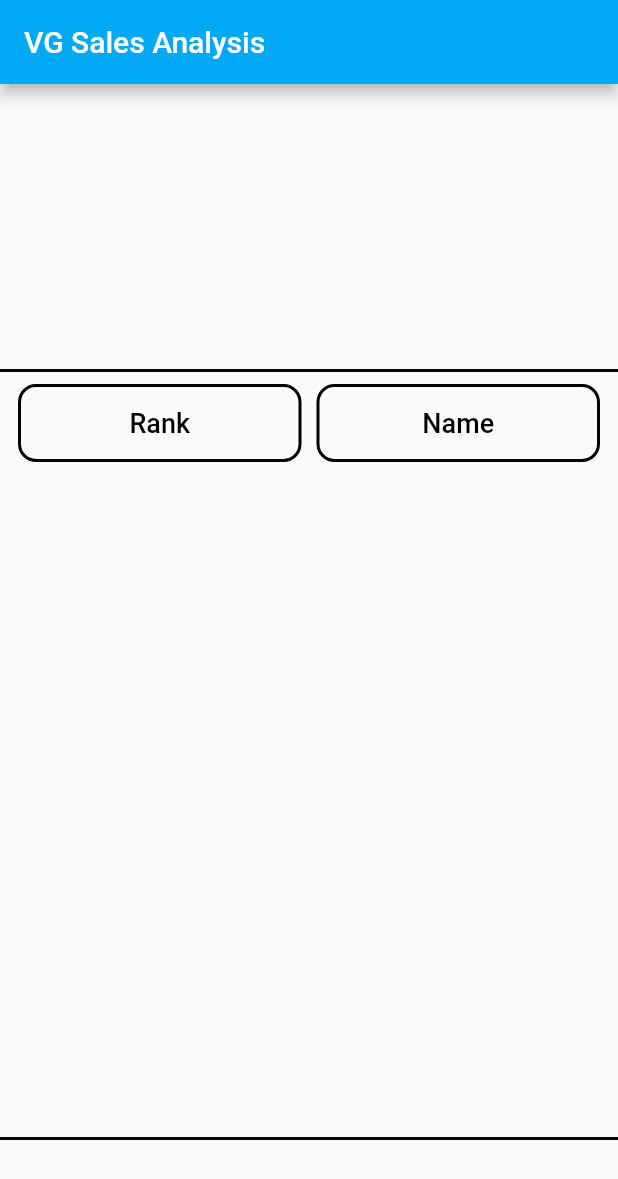
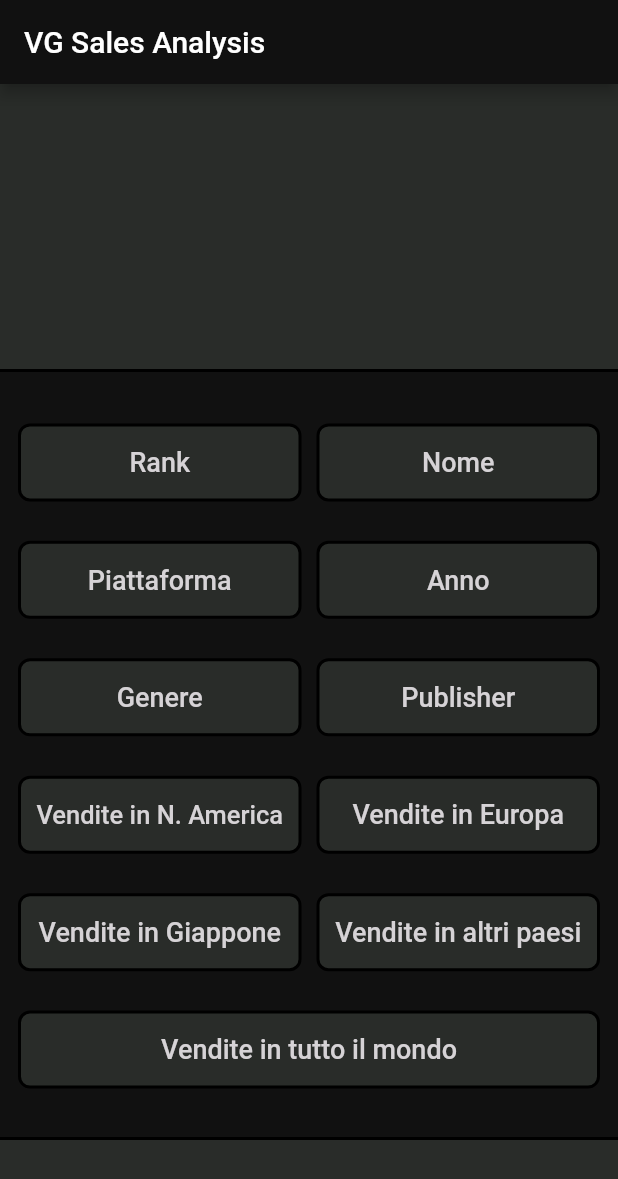
Before and after one commit to frekkanzer2/VGSalesDataAnalyzer, a Flutter app: the screen it shows after launch, on a phone screen of 412 x 824 dp. Shown: the top 1179 px of the screen. Run offline on Flutter 3.47's test engine with Material 2 defaults, Android fonts, the phone set to English and light mode, and no system bars; drawn by our look-alikes of auto_size_text.

Commit message:
Utils + first subsection ended
Added some utiles like theme colors (to use as static variables);
AttributeButtonSelection util improved by adding colors and changing radius from 12 to 8;
Added all buttons with state-changer system: when pressing a button, the screen will change.

```diff
--- /dev/null
+++ b/queryapp/lib/Utils/custom_colors.dart
@@ -0,0 +1,6 @@
+import 'dart:ui';
+
+Color custom_Black_100 = new Color(0xff000000);
+Color custom_Black_80 = new Color(0xff111111);
+Color custom_Black_70 = new Color(0xff292C29);
+Color custom_White_70 = new Color(0xffD6D3D6);
--- a/queryapp/lib/Utils/custom_widgets.dart
+++ b/queryapp/lib/Utils/custom_widgets.dart
@@ -1,4 +1,6 @@
+import 'package:auto_size_text/auto_size_text.dart';
 import 'package:flutter/material.dart';
+import 'package:queryapp/Utils/custom_colors.dart';
 
 class SectionDivider extends StatelessWidget {
   @override
@@ -14,8 +16,8 @@ class SectionDivider extends StatelessWidget {
 class AttributeButtonSelection extends StatefulWidget {
   AttributeButtonSelection({Key? key, required this.button_text, required this.callback}) : super(key: key);
 
-  String button_text;
-  Function callback;
+  String button_text = "";
+  VoidCallback callback;
 
   @override
   _AttributeButtonSelectionState createState() => _AttributeButtonSelectionState();
@@ -27,25 +29,29 @@ class _AttributeButtonSelectionState extends State<AttributeButtonSelection> {
     return Expanded(
       child: Container(
         child: TextButton(
-          child: Text(
+          child: AutoSizeText(
             widget.button_text,
+            maxLines: 1,
+            overflow: TextOverflow.fade,
+            minFontSize: 14,
             style: TextStyle(
-              color: Colors.black,
+              color: custom_White_70,
               fontSize: 18,
             ),
           ),
-          onPressed: null,
+          onPressed: widget.callback,
         ),
         decoration: BoxDecoration(
+          color: custom_Black_70,
           border: Border.all(
-            color: Colors.black,
+            color: custom_Black_100,
             width: 2,
           ),
           borderRadius: new BorderRadius.only(
-            topLeft: const Radius.circular(12.0),
-            topRight: const Radius.circular(12.0),
-            bottomLeft: const Radius.circular(12.0),
-            bottomRight: const Radius.circular(12.0),
+            topLeft: const Radius.circular(8.0),
+            topRight: const Radius.circular(8.0),
+            bottomLeft: const Radius.circular(8.0),
+            bottomRight: const Radius.circular(8.0),
           ),
         ),
       ),
--- a/queryapp/lib/home_page.dart
+++ b/queryapp/lib/home_page.dart
@@ -1,4 +1,5 @@
 import 'package:flutter/material.dart';
+import 'package:queryapp/Utils/custom_colors.dart';
 import 'package:queryapp/Utils/custom_widgets.dart';
 
 class MyHomePage extends StatefulWidget {
@@ -10,6 +11,15 @@ class MyHomePage extends StatefulWidget {
 
 class _MyHomePageState extends State<MyHomePage> {
 
+  int centered_subpage = 0;
+
+  void change_subpage(int newState) {
+    setState(() {
+      this.centered_subpage = newState;
+    });
+    print("Changed to " + this.centered_subpage.toString());
+  }
+
   @override
   Widget build(BuildContext context) {
     return Scaffold(
@@ -20,12 +30,15 @@ class _MyHomePageState extends State<MyHomePage> {
             color: Colors.white,
           ),
         ),
+        backgroundColor: custom_Black_80,
       ),
       body: Container(
         child: Column(
           children: [
+            // FIRST CONTAINER
             Expanded(
               child: Container(
+                color: custom_Black_70,
 
               ),
               flex: 3,
@@ -34,13 +47,16 @@ class _MyHomePageState extends State<MyHomePage> {
             // SECOND CONTAINER (MIDDLE)
             Expanded(
               child: CenteredSection(
-                state: 0,
+                state: centered_subpage,
+                hpage: this,
               ),
               flex: 8,
             ),
             SectionDivider(),
+            // THIRD CONTAINER
             Expanded(
               child: Container(
+                color: custom_Black_70,
 
               ),
               flex: 1,
@@ -53,8 +69,9 @@ class _MyHomePageState extends State<MyHomePage> {
 }
 
 class CenteredSection extends StatefulWidget {
-  CenteredSection({Key? key, required this.state}) : super(key: key);
+  CenteredSection({Key? key, required this.state, required this.hpage}) : super(key: key);
 
+  _MyHomePageState hpage;
   int state;
 
   @override
@@ -62,62 +79,159 @@ class CenteredSection extends StatefulWidget {
 }
 
 class _CenteredSectionState extends State<CenteredSection> {
+
+  void OnPressAttribute(String name) {
+    if (name == "Rank" || name == "Year" || name == "NA_Sales" ||
+        name == "EU_Sales" || name == "JA_Sales" || name == "Other_Sales" ||
+        name == "Global_Sales") {
+      widget.hpage.change_subpage(1);
+    } else if (name == "Name" || name == "Platform" || name == "Genre" ||
+        name == "Publisher") {
+      widget.hpage.change_subpage(2);
+    }
+  }
+
+
   @override
   Widget build(BuildContext context) {
 
     if (widget.state > 2 || widget.state < 0) widget.state = 0;
 
     return Container(
-
+      color: custom_Black_80,
       // state 0 -> all attributes
       child: (widget.state == 0) ? new Container(
         padding: EdgeInsets.fromLTRB(12, 8, 12, 8),
         child: Column(
+          mainAxisAlignment: MainAxisAlignment.spaceEvenly,
           children: [
+            // FIRST ROW
             Row(
               children: [
                 AttributeButtonSelection(
                   button_text: "Rank",
                   callback: () => {
-                    // TEMP
+                    OnPressAttribute("Rank")
                   },
                 ),
                 Container(
                   width: 10,
                 ),
                 AttributeButtonSelection(
-                  button_text: "Name",
+                  button_text: "Nome",
                   callback: () => {
-                    // TEMP
+                    OnPressAttribute("Name")
                   },
                 ),
               ],
             ),
+            // SECOND ROW
             Row(
-
+              children: [
+                AttributeButtonSelection(
+                  button_text: "Piattaforma",
+                  callback: () => {
+                    OnPressAttribute("Platform")
+                  },
+                ),
+                Container(
+                  width: 10,
+                ),
+                AttributeButtonSelection(
+                  button_text: "Anno",
+                  callback: () => {
+                    OnPressAttribute("Year")
+                  },
+                ),
+              ],
             ),
+            // THIRD ROW
             Row(
-
+              children: [
+                AttributeButtonSelection(
+                  button_text: "Genere",
+                  callback: () => {
+                    OnPressAttribute("Genre")
+                  },
+                ),
+                Container(
+                  width: 10,
+                ),
+                AttributeButtonSelection(
+                  button_text: "Publisher",
+                  callback: () => {
+                    OnPressAttribute("Publisher")
+                  },
+                ),
+              ],
             ),
+            // FOURTH ROW
             Row(
-
+              children: [
+                AttributeButtonSelection(
+                  button_text: "Vendite in N. America",
+                  callback: () => {
+                    OnPressAttribute("NA_Sales")
+                  },
+                ),
+                Container(
+                  width: 10,
+                ),
+                AttributeButtonSelection(
+                  button_text: "Vendite in Europa",
+                  callback: () => {
+                    OnPressAttribute("EU_Sales")
+                  },
+                ),
+              ],
             ),
+            // FIFTH ROW
             Row(
-
+              children: [
+                AttributeButtonSelection(
+                  button_text: "Vendite in Giappone",
+                  callback: () => {
+                    OnPressAttribute("JA_Sales")
+                  },
+                ),
+                Container(
+                  width: 10,
+                ),
+                AttributeButtonSelection(
+                  button_text: "Vendite in altri paesi",
+                  callback: () => {
+                    OnPressAttribute("Other_Sales")
+                  },
+                ),
+              ],
             ),
+            // SIXTH ROW
             Row(
-
+              children: [
+                AttributeButtonSelection(
+                  button_text: "Vendite in tutto il mondo",
+                  callback: () => {
+                    OnPressAttribute("Global_Sales")
+                  },
+                ),
+              ],
             ),
           ],
         ),
       )
       // state 1 -> ranged values
       : (widget.state == 1) ? new Container (
+        // TEMP VALUES
+        width: 1000,
         color: Colors.blue,
+        child: Text("INTERFACE TO IMPLEMENT"),
       )
       // state 2 -> single values
       : (widget.state == 2) ? new Container(
+        // TEMP VALUES
+        width: 1000,
         color: Colors.yellow,
+        child: Text("INTERFACE TO IMPLEMENT"),
       )
       // unreachable case
       : Container( color: Colors.red, ),
--- a/queryapp/lib/main.dart
+++ b/queryapp/lib/main.dart
@@ -1,4 +1,7 @@
+// @dart=2.9
+
 import 'package:flutter/material.dart';
+import 'package:queryapp/Utils/custom_colors.dart';
 import 'package:queryapp/home_page.dart';
 
 void main() {
@@ -11,9 +14,6 @@ class MyApp extends StatelessWidget {
   Widget build(BuildContext context) {
     return MaterialApp(
       title: 'VG Sales Analysis',
-      theme: ThemeData(
-        primarySwatch: Colors.lightBlue,
-      ),
       home: MyHomePage(),
     );
   }
```
